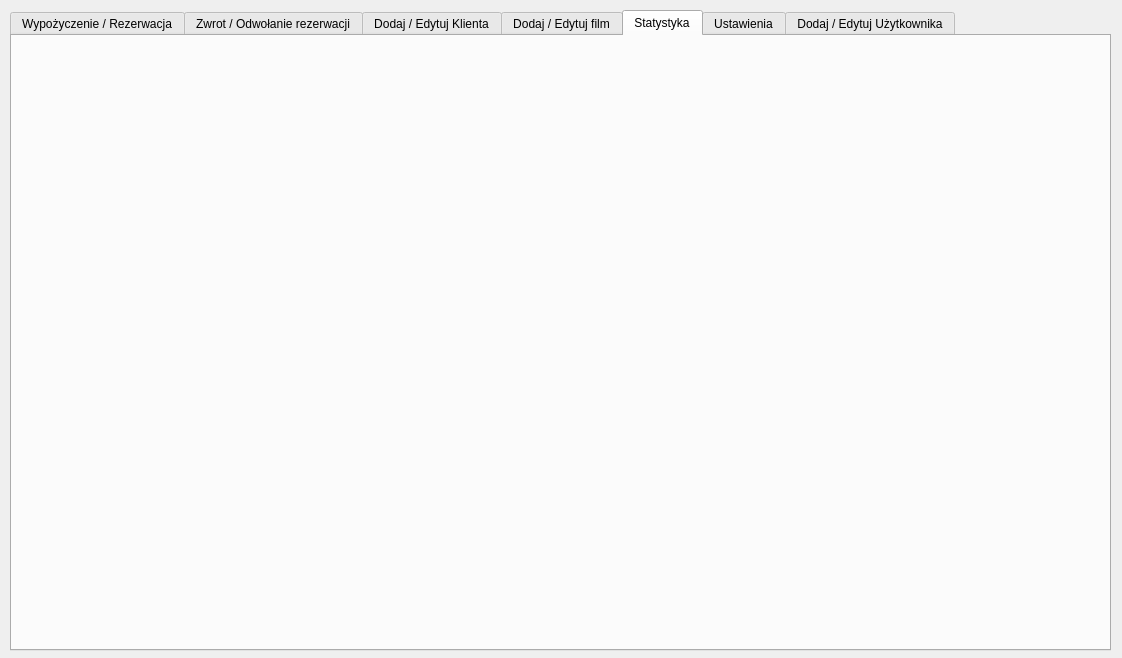
Old version of the form RentDVD/wypozyczalnia.ui in the repository ekspensum/CPP_Projects.
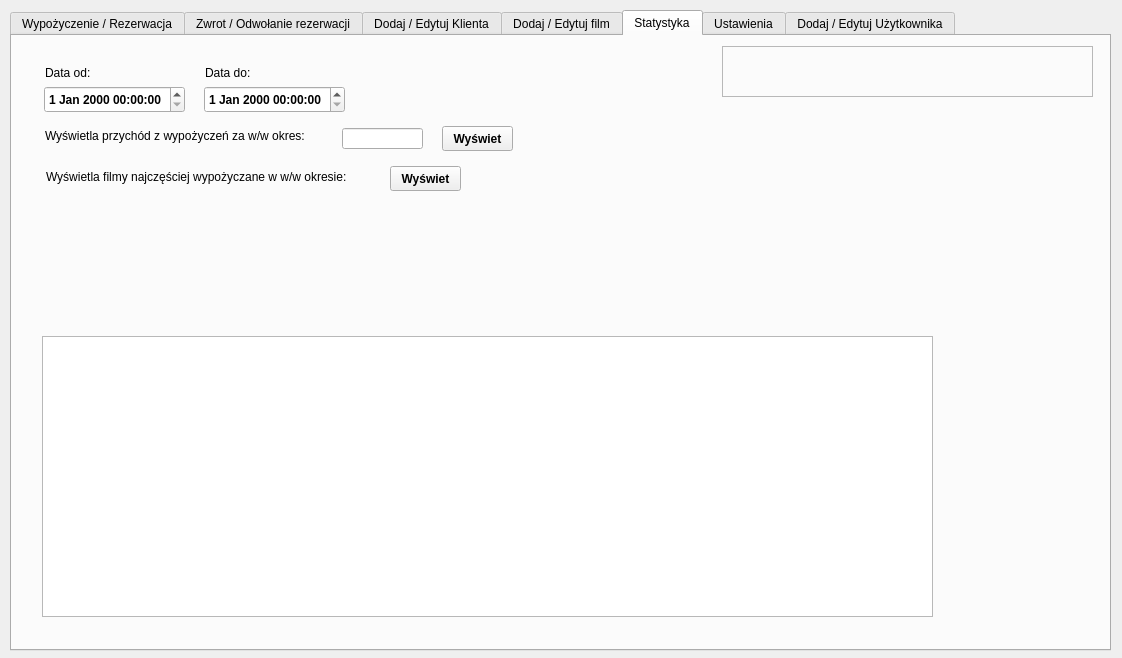
New version of the form. The open tabs and pages were chosen to show the change.

Commit message: statystyka, poprawki

Patch:
```diff
--- a/RentDVD/wypozyczalnia.ui
+++ b/RentDVD/wypozyczalnia.ui
@@ -2584,6 +2584,193 @@
     <attribute name="title">
      <string>Statystyka</string>
     </attribute>
+    <widget class="QDateTimeEdit" name="dateTimeEditStatystykaOd">
+     <property name="geometry">
+      <rect>
+       <x>32</x>
+       <y>50</y>
+       <width>141</width>
+       <height>27</height>
+      </rect>
+     </property>
+     <property name="font">
+      <font>
+       <pointsize>9</pointsize>
+       <weight>75</weight>
+       <bold>true</bold>
+      </font>
+     </property>
+    </widget>
+    <widget class="QTableWidget" name="tableWidgetStatystyka">
+     <property name="geometry">
+      <rect>
+       <x>30</x>
+       <y>300</y>
+       <width>891</width>
+       <height>281</height>
+      </rect>
+     </property>
+    </widget>
+    <widget class="QDateTimeEdit" name="dateTimeEditStatystykaDo">
+     <property name="geometry">
+      <rect>
+       <x>192</x>
+       <y>50</y>
+       <width>141</width>
+       <height>27</height>
+      </rect>
+     </property>
+     <property name="font">
+      <font>
+       <pointsize>9</pointsize>
+       <weight>75</weight>
+       <bold>true</bold>
+      </font>
+     </property>
+    </widget>
+    <widget class="QLabel" name="label_68">
+     <property name="geometry">
+      <rect>
+       <x>33</x>
+       <y>30</y>
+       <width>47</width>
+       <height>13</height>
+      </rect>
+     </property>
+     <property name="font">
+      <font>
+       <pointsize>9</pointsize>
+      </font>
+     </property>
+     <property name="text">
+      <string>Data od:</string>
+     </property>
+    </widget>
+    <widget class="QLabel" name="label_69">
+     <property name="geometry">
+      <rect>
+       <x>193</x>
+       <y>30</y>
+       <width>47</width>
+       <height>13</height>
+      </rect>
+     </property>
+     <property name="font">
+      <font>
+       <pointsize>9</pointsize>
+      </font>
+     </property>
+     <property name="text">
+      <string>Data do:</string>
+     </property>
+    </widget>
+    <widget class="QLabel" name="label_70">
+     <property name="geometry">
+      <rect>
+       <x>33</x>
+       <y>92</y>
+       <width>281</width>
+       <height>16</height>
+      </rect>
+     </property>
+     <property name="font">
+      <font>
+       <pointsize>9</pointsize>
+      </font>
+     </property>
+     <property name="text">
+      <string>Wyświetla przychód z wypożyczeń za w/w okres:</string>
+     </property>
+    </widget>
+    <widget class="QLineEdit" name="lineEditPrzychod">
+     <property name="geometry">
+      <rect>
+       <x>330</x>
+       <y>92</y>
+       <width>81</width>
+       <height>21</height>
+      </rect>
+     </property>
+    </widget>
+    <widget class="QPushButton" name="pushButtonWyswietlPrzychod">
+     <property name="geometry">
+      <rect>
+       <x>430</x>
+       <y>90</y>
+       <width>71</width>
+       <height>25</height>
+      </rect>
+     </property>
+     <property name="font">
+      <font>
+       <weight>75</weight>
+       <bold>true</bold>
+      </font>
+     </property>
+     <property name="text">
+      <string>Wyświet</string>
+     </property>
+    </widget>
+    <widget class="QLabel" name="label_71">
+     <property name="geometry">
+      <rect>
+       <x>34</x>
+       <y>133</y>
+       <width>321</width>
+       <height>16</height>
+      </rect>
+     </property>
+     <property name="font">
+      <font>
+       <pointsize>9</pointsize>
+      </font>
+     </property>
+     <property name="text">
+      <string>Wyświetla filmy najczęściej wypożyczane w w/w okresie:</string>
+     </property>
+    </widget>
+    <widget class="QPushButton" name="pushButtonWyswietlFilmyNajWyp">
+     <property name="geometry">
+      <rect>
+       <x>378</x>
+       <y>130</y>
+       <width>71</width>
+       <height>25</height>
+      </rect>
+     </property>
+     <property name="font">
+      <font>
+       <weight>75</weight>
+       <bold>true</bold>
+      </font>
+     </property>
+     <property name="text">
+      <string>Wyświet</string>
+     </property>
+    </widget>
+    <widget class="QLabel" name="komunikatyStatystyka">
+     <property name="geometry">
+      <rect>
+       <x>710</x>
+       <y>10</y>
+       <width>371</width>
+       <height>51</height>
+      </rect>
+     </property>
+     <property name="font">
+      <font>
+       <pointsize>9</pointsize>
+       <weight>75</weight>
+       <bold>true</bold>
+      </font>
+     </property>
+     <property name="frameShape">
+      <enum>QFrame::StyledPanel</enum>
+     </property>
+     <property name="wordWrap">
+      <bool>true</bool>
+     </property>
+    </widget>
    </widget>
    <widget class="QWidget" name="tabUstawienia">
     <attribute name="title">
```
Left out of the diff: 4 changed lines with no effect on the pictures. The commit also changes 9 other files.
